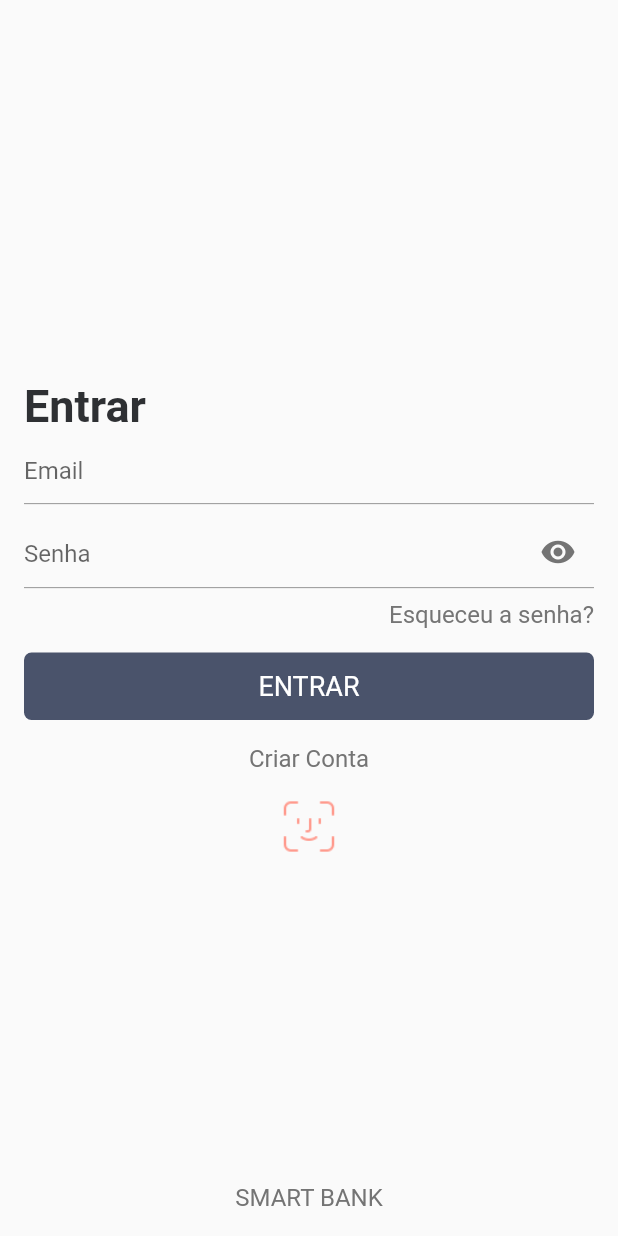
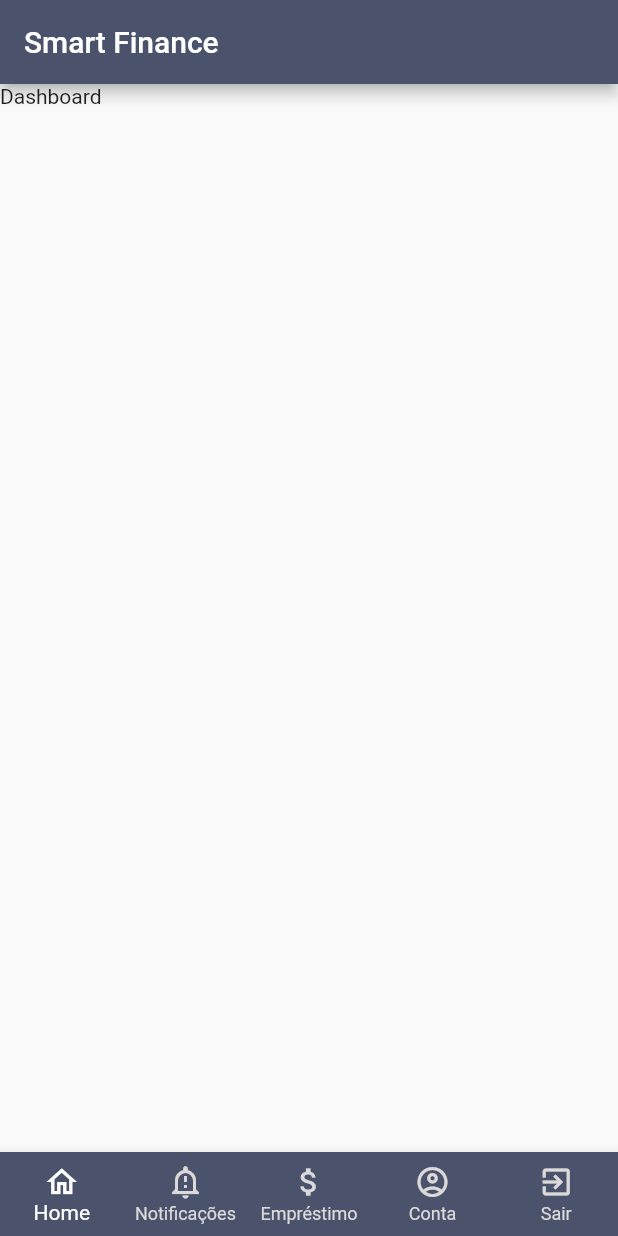
Before and after one commit to ronilsonsilva/smartbank, a Flutter app: the screen it shows after launch, on a phone screen of 412 x 824 dp. Run offline on Flutter 3.47's test engine with Material 2 defaults, Android fonts, the phone set to English and light mode, and no system bars; our stand-ins replace mobx, nb_utils; Roboto replaces fonts that are missing (Medium, Regular).

```diff
--- a/src/clients/smar_bank_app/lib/components/dashboard.dart
+++ b/src/clients/smar_bank_app/lib/components/dashboard.dart
@@ -0,0 +1,17 @@
+
+
+import 'package:flutter/material.dart';
+
+class Dashboard extends StatefulWidget {
+  @override
+  _DashboardState createState() => _DashboardState();
+}
+
+class _DashboardState extends State<Dashboard> {
+  @override
+  Widget build(BuildContext context) {
+    return Container(
+      child: Text("Dashboard"),
+    );
+  }
+}
--- a/src/clients/smar_bank_app/lib/main.dart
+++ b/src/clients/smar_bank_app/lib/main.dart
@@ -1,4 +1,5 @@
 import 'package:flutter/material.dart';
+import 'package:smar_bank_app/pages/home.dart';
 import 'package:smar_bank_app/pages/reset_password.dart';
 import 'package:smar_bank_app/pages/signin.dart';
 import 'package:smar_bank_app/utils/app_routes.dart';
@@ -12,7 +13,7 @@ class MyApp extends StatelessWidget {
   @override
   Widget build(BuildContext context) {
     return MaterialApp(
-      title: 'Smart Bank',
+      title: 'Smart Finace',
       theme: ThemeData(
         // This is the theme of your application.
         //
@@ -25,9 +26,9 @@ class MyApp extends StatelessWidget {
         // is not restarted.
         primarySwatch: Colors.blue,
       ),
-      home: SignIn(),
+      home: Home(),
       routes: {
-        //AppRoutes.HOME : (ctx) => {},
+        AppRoutes.HOME : (ctx) => Home(),
         AppRoutes.FORGOT_PASSWORD : (ctx) => ForgotPassword(),
         AppRoutes.SIGN_IN : (ctx) => SignIn(),
       },
--- a/src/clients/smar_bank_app/lib/pages/home.dart
+++ b/src/clients/smar_bank_app/lib/pages/home.dart
@@ -0,0 +1,70 @@
+import 'package:flutter/material.dart';
+import 'package:nb_utils/nb_utils.dart';
+import 'package:smar_bank_app/components/account.dart';
+import 'package:smar_bank_app/components/dashboard.dart';
+import 'package:smar_bank_app/components/notificacoes.dart';
+import 'package:smar_bank_app/components/nova_solicitacao.dart';
+import 'package:smar_bank_app/pages/signin.dart';
+import 'package:smar_bank_app/utils/colors.dart';
+
+class Home extends StatefulWidget {
+  @override
+  _HomeState createState() => _HomeState();
+}
+
+class _HomeState extends State<Home> {
+  int _indiceAtual = 0;
+
+  @override
+  Widget build(BuildContext context) {
+    List<Widget> telas = [
+      Dashboard(),
+      Notificacoes(),
+      NovaSolicitacao(),
+      Account(),
+      Account()
+    ];
+
+    return Scaffold(
+      appBar: AppBar(
+        title: Text("Smart Finance"),
+        backgroundColor: app_palColor,
+      ),
+      body: telas[_indiceAtual],
+      bottomNavigationBar: BottomNavigationBar(
+        unselectedItemColor: app_bottomEditTextLineColor,
+        backgroundColor: app_palColor,
+        type: BottomNavigationBarType.fixed,
+        fixedColor: app_whitePureColor,
+        elevation: 8.0,
+        currentIndex: _indiceAtual,
+        onTap: (indice) {
+          setState(() {
+            if (indice == 4) //Encerrar sessão
+            {
+              finish(context);
+              SignIn().launch(context);
+              // return;
+            }
+            _indiceAtual = indice;
+          });
+        },
+        items: const <BottomNavigationBarItem>[
+          BottomNavigationBarItem(
+              label: "Home", icon: Icon(Icons.home_outlined)),
+          BottomNavigationBarItem(
+              label: "Notificações",
+              icon: Icon(Icons.notification_important_outlined)),
+          BottomNavigationBarItem(
+              label: "Empréstimo", icon: Icon(Icons.attach_money_outlined)),
+          BottomNavigationBarItem(
+              label: "Conta", icon: Icon(Icons.account_circle_outlined)),
+          BottomNavigationBarItem(
+              label: "Sair",
+              icon: Icon(Icons.exit_to_app_outlined),
+              tooltip: "Encerrar sessão"),
+        ],
+      ),
+    );
+  }
+}
--- a/src/clients/smar_bank_app/lib/pages/signin.dart
+++ b/src/clients/smar_bank_app/lib/pages/signin.dart
@@ -1,6 +1,8 @@
 import 'package:flutter/material.dart';
 import 'package:nb_utils/nb_utils.dart';
+import 'package:smar_bank_app/pages/home.dart';
 import 'package:smar_bank_app/pages/reset_password.dart';
+import 'package:smar_bank_app/pages/signout.dart';
 import 'package:smar_bank_app/utils/colors.dart';
 import 'package:smar_bank_app/utils/images.dart';
 import 'package:smar_bank_app/utils/strings.dart';
@@ -50,17 +52,14 @@ class _BankingSignInState extends State<SignIn> {
                   textContent: lbl_SignIn,
                   onPressed: () {
                     finish(context);
-                    //BankingDashboard().launch(context);
+                    Home().launch(context);
                   },
                 ),
                 16.height,
                 Column(
                   children: [
                     Text(lbl_register, style: primaryTextStyle(size: 16, color: TextColorSecondary))
-                        .onTap(
-                            () {
-                              //Chamar tela de registros
-                            }),
+                        .onTap(() => SignOut().launch(context)),
                     16.height,
                     Image.asset(ic_face_id, color: Primary, height: 40, width: 40),
                   ],
--- a/src/clients/smar_bank_app/lib/utils/app_routes.dart
+++ b/src/clients/smar_bank_app/lib/utils/app_routes.dart
@@ -1,5 +1,5 @@
 class AppRoutes {
-  static const HOME = '/';
+  static const HOME = '/home';
   static const SIGN_IN = '/sign-in';
   static const SIGN_OUT = '/sign-out';
   static const FORGOT_PASSWORD = '/forgot-password';
```
Also changed, not shown: src/clients/smar_bank_app/lib/components/account.dart (+16 -0 lines), src/clients/smar_bank_app/lib/components/notificacoes.dart (+16 -0 lines), src/clients/smar_bank_app/lib/components/nova_solicitacao.dart (+16 -0 lines), src/clients/smar_bank_app/lib/pages/signout.dart (+203 -0 lines).
